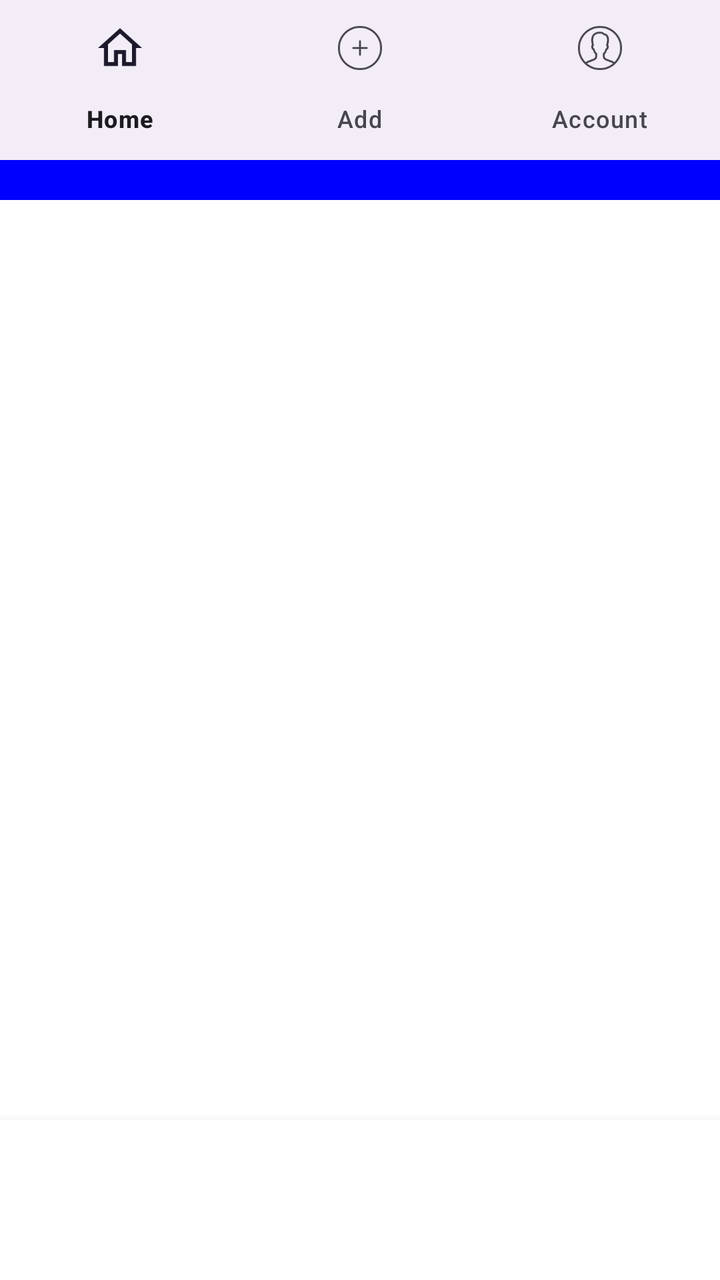
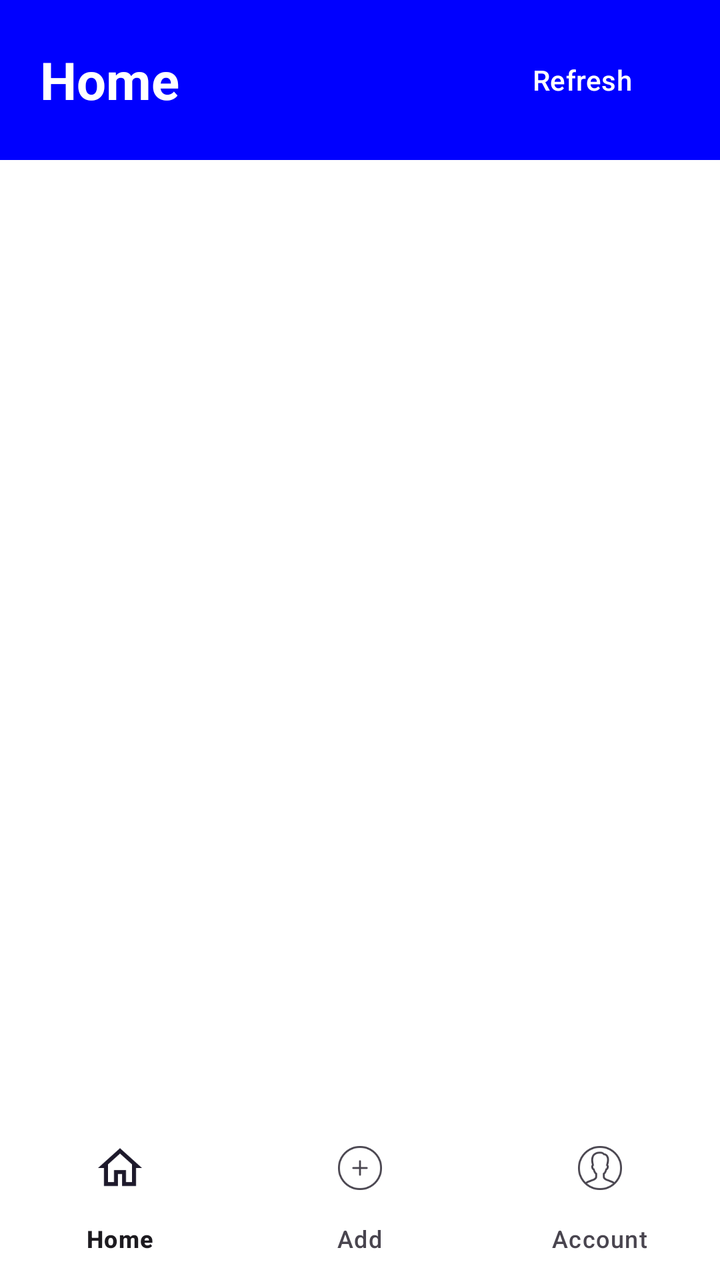

Two renders of the same Android screen: before a commit and after it. Below are the layout's source before the change and the commit's diff.
<!-- AndroidManifest.xml: application theme Theme.Task_3 -->
<!-- res/layout/activity_home.xml -->
<?xml version="1.0" encoding="utf-8"?>
<androidx.constraintlayout.widget.ConstraintLayout
    xmlns:android="http://schemas.android.com/apk/res/android"
    xmlns:app="http://schemas.android.com/apk/res-auto"
    xmlns:tools="http://schemas.android.com/tools"
    android:id="@+id/main"
    android:layout_width="match_parent"
    android:layout_height="match_parent"
    android:background="@color/white"
    tools:context=".home">

    <LinearLayout
        android:id="@+id/headerLayout"
        android:layout_width="0dp"
        android:layout_height="100dp"
        android:background="@color/Blue"
        android:gravity="center_vertical"
        android:paddingStart="30dp"
        android:paddingEnd="30dp"
        app:layout_constraintTop_toTopOf="parent"
        app:layout_constraintStart_toStartOf="parent"
        app:layout_constraintEnd_toEndOf="parent">

        <TextView
            android:layout_width="wrap_content"
            android:layout_height="wrap_content"
            android:text="Home"
            android:textColor="@color/white"
            android:textSize="30sp"
            android:textStyle="bold"/>

        <Button
            android:id="@+id/refresh"
            android:layout_width="120dp"
            android:layout_height="wrap_content"
            android:text="Refresh"
            android:textColor="@color/white"
            android:backgroundTint="@color/Blue"
            android:textSize="20dp"
            android:layout_marginLeft="150dp"
            android:clickable="true"/>

    </LinearLayout>

    <LinearLayout
        android:id="@+id/contentLayout"
        android:layout_width="0dp"
        android:layout_height="0dp"
        android:orientation="vertical"
        android:padding="20dp"
        app:layout_constraintTop_toBottomOf="@id/headerLayout"
        app:layout_constraintBottom_toTopOf="@id/bottomNavigation"
        app:layout_constraintStart_toStartOf="parent"
        app:layout_constraintEnd_toEndOf="parent">

        <ListView
            android:id="@+id/list"
            android:layout_width="match_parent"
            android:layout_height="match_parent"
            android:divider="@android:color/darker_gray"
            android:dividerHeight="1dp"
            android:scrollbars="vertical"
            android:clipToPadding="false"/>

    </LinearLayout>

    <LinearLayout
        android:id="@+id/bottomNavigation"
        android:layout_width="0dp"
        android:layout_height="80dp"
        android:orientation="horizontal"
        android:background="@color/white"
        android:elevation="8dp"
        android:gravity="center"
        app:layout_constraintStart_toStartOf="parent"
        app:layout_constraintEnd_toEndOf="parent"
        app:layout_constraintBottom_toBottomOf="parent">

    </LinearLayout>

    <FrameLayout
        android:id="@+id/fragment_container"
        android:layout_width="match_parent"
        android:layout_height="wrap_content"
        android:orientation="vertical">

        <com.google.android.material.bottomnavigation.BottomNavigationView
            android:id="@+id/bottom_nav"
            android:layout_width="match_parent"
            android:layout_height="wrap_content"
            app:menu="@menu/bottom_nav_menu"
            xmlns:app="http://schemas.android.com/apk/res-auto"/>

    </FrameLayout>

</androidx.constraintlayout.widget.ConstraintLayout>
<!-- resources referenced by this layout -->
<resources>
  <color name="Blue">#0000FF</color>
  <color name="white">#FFFFFFFF</color>
  <style name="Theme.Task_3" parent="Base.Theme.Task_3" />
  <style name="Base.Theme.Task_3" parent="Theme.Material3.DayNight.NoActionBar">
          
          <item name="colorPrimary">@color/Blue</item>
          <item name="colorPrimaryVariant">@color/Blue</item>
          <item name="android:statusBarColor">@color/Blue</item>
      </style>
</resources>

<!-- the commit's change to res/layout/activity_home.xml (unified diff, before → after) -->
@@ -6,39 +6,39 @@
     android:id="@+id/main"
     android:layout_width="match_parent"
     android:layout_height="match_parent"
-    android:background="@color/white"
+    android:background="@android:color/white"
     tools:context=".home">
 
     <LinearLayout
         android:id="@+id/headerLayout"
         android:layout_width="0dp"
-        android:layout_height="100dp"
+        android:layout_height="80dp"
         android:background="@color/Blue"
         android:gravity="center_vertical"
-        android:paddingStart="30dp"
-        android:paddingEnd="30dp"
+        android:orientation="horizontal"
+        android:paddingStart="20dp"
+        android:paddingEnd="20dp"
         app:layout_constraintTop_toTopOf="parent"
         app:layout_constraintStart_toStartOf="parent"
         app:layout_constraintEnd_toEndOf="parent">
 
         <TextView
-            android:layout_width="wrap_content"
+            android:layout_width="0dp"
             android:layout_height="wrap_content"
+            android:layout_weight="1"
             android:text="Home"
-            android:textColor="@color/white"
-            android:textSize="30sp"
-            android:textStyle="bold"/>
+            android:textColor="@android:color/white"
+            android:textSize="26sp"
+            android:textStyle="bold" />
 
         <Button
             android:id="@+id/refresh"
-            android:layout_width="120dp"
+            android:layout_width="wrap_content"
             android:layout_height="wrap_content"
             android:text="Refresh"
-            android:textColor="@color/white"
+            android:textColor="@android:color/white"
             android:backgroundTint="@color/Blue"
-            android:textSize="20dp"
-            android:layout_marginLeft="150dp"
-            android:clickable="true"/>
+            android:textSize="14sp" />
 
     </LinearLayout>
 
@@ -47,9 +47,9 @@
         android:layout_width="0dp"
         android:layout_height="0dp"
         android:orientation="vertical"
-        android:padding="20dp"
+        android:padding="16dp"
         app:layout_constraintTop_toBottomOf="@id/headerLayout"
-        app:layout_constraintBottom_toTopOf="@id/bottomNavigation"
+        app:layout_constraintBottom_toTopOf="@id/bottom_nav"
         app:layout_constraintStart_toStartOf="parent"
         app:layout_constraintEnd_toEndOf="parent">
 
@@ -59,38 +59,20 @@
             android:layout_height="match_parent"
             android:divider="@android:color/darker_gray"
             android:dividerHeight="1dp"
-            android:scrollbars="vertical"
-            android:clipToPadding="false"/>
+            android:background="@color/white"
+            android:scrollbars="vertical" />
 
     </LinearLayout>
 
-    <LinearLayout
-        android:id="@+id/bottomNavigation"
+    <com.google.android.material.bottomnavigation.BottomNavigationView
+        android:id="@+id/bottom_nav"
         android:layout_width="0dp"
-        android:layout_height="80dp"
-        android:orientation="horizontal"
-        android:background="@color/white"
-        android:elevation="8dp"
-        android:gravity="center"
+        android:layout_height="wrap_content"
+        android:background="@android:color/white"
+        app:elevation="8dp"
+        app:menu="@menu/bottom_nav_menu"
+        app:layout_constraintBottom_toBottomOf="parent"
         app:layout_constraintStart_toStartOf="parent"
-        app:layout_constraintEnd_toEndOf="parent"
-        app:layout_constraintBottom_toBottomOf="parent">
-
-    </LinearLayout>
-
-    <FrameLayout
-        android:id="@+id/fragment_container"
-        android:layout_width="match_parent"
-        android:layout_height="wrap_content"
-        android:orientation="vertical">
-
-        <com.google.android.material.bottomnavigation.BottomNavigationView
-            android:id="@+id/bottom_nav"
-            android:layout_width="match_parent"
-            android:layout_height="wrap_content"
-            app:menu="@menu/bottom_nav_menu"
-            xmlns:app="http://schemas.android.com/apk/res-auto"/>
-
-    </FrameLayout>
+        app:layout_constraintEnd_toEndOf="parent" />
 
 </androidx.constraintlayout.widget.ConstraintLayout>
